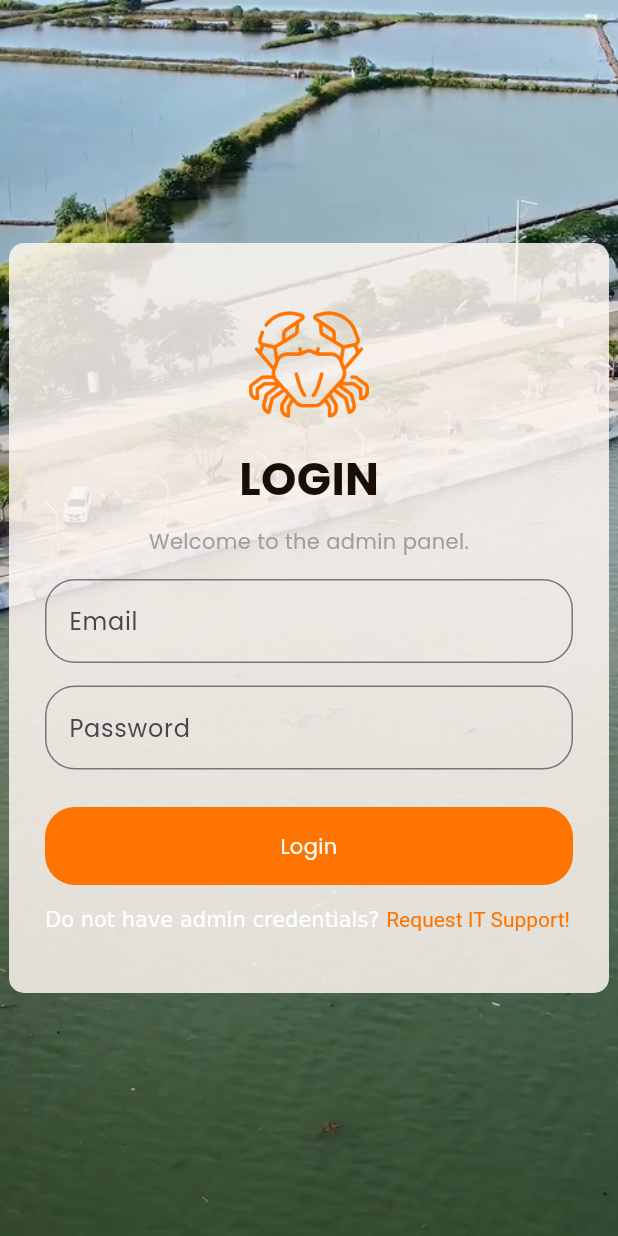
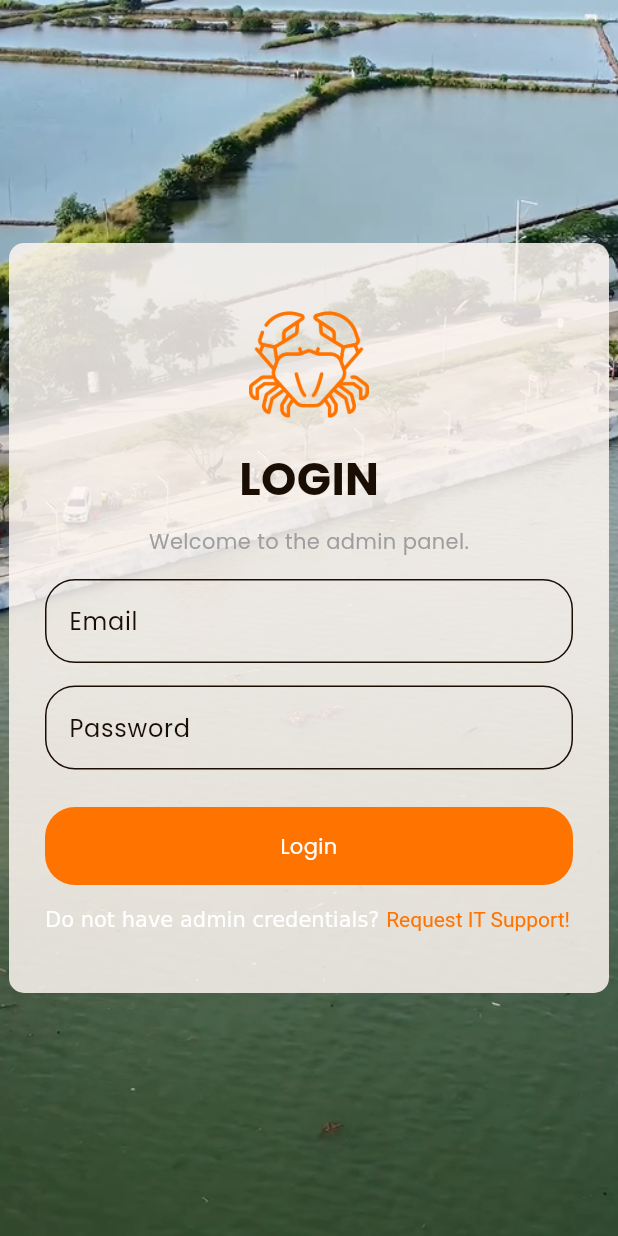
Before and after one commit to keannugran19/crabcheckweb, a Flutter app: the screen it shows after launch, on a phone screen of 412 x 824 dp. Run offline on Flutter 3.47's test engine with Material 3 defaults, Android fonts, the phone set to English and light mode, and no system bars; our stand-ins replace cloud_firestore, data_table_2, firebase_auth, firebase_core, fl_chart, flutter_map and 4 more; accounts and stored records are empty.

Commit message:
ADD theme data for overall UI

```diff
--- a/lib/main.dart
+++ b/lib/main.dart
@@ -1,5 +1,6 @@
 import 'dart:developer' as devtools;
 import 'package:crabcheckweb1/constants/colors.dart';
+import 'package:crabcheckweb1/constants/theme_data.dart';
 import 'package:crabcheckweb1/pages/authentication/authentication.dart';
 import 'package:crabcheckweb1/pages/authentication/firebase_auth.dart';
 import 'package:crabcheckweb1/widgets/custom_menu_controller.dart'
@@ -53,11 +54,7 @@ class _CrabCheckWebState extends State<CrabCheckWeb> {
     return MaterialApp(
         debugShowCheckedModeBanner: false,
         title: "Crabcheck Dashboard",
-        theme: ThemeData(
-            scaffoldBackgroundColor: colorScheme.surface,
-            textTheme: GoogleFonts.poppinsTextTheme(Theme.of(context).textTheme)
-                .apply(bodyColor: colorScheme.onSurface),
-            primaryColor: colorScheme.primary),
+        theme: ThemeClass.theme,
         navigatorKey: navigatorKey,
         home: const AuthenticationPage());
   }
```
